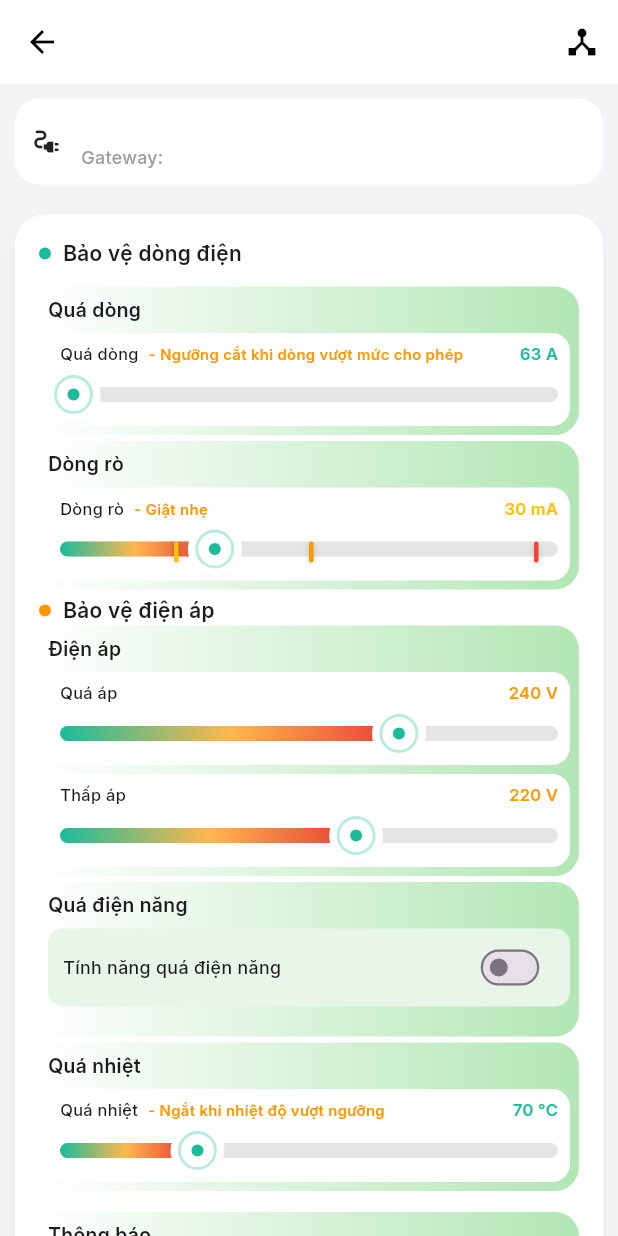
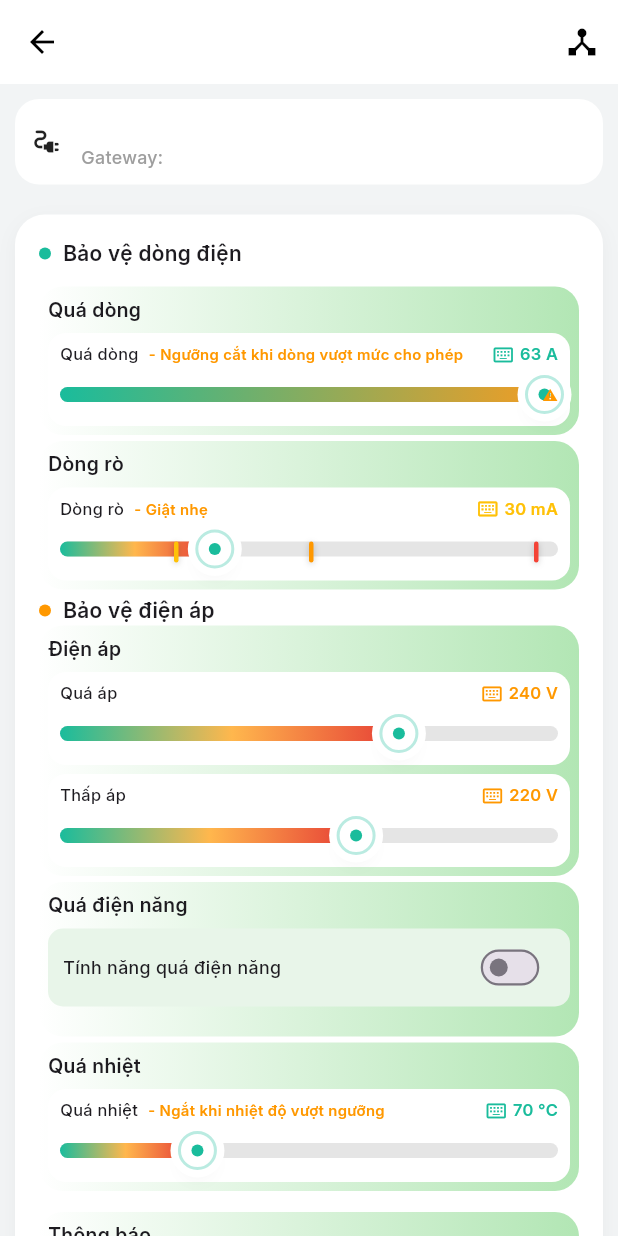
Before and after one commit to Imdigitalzef279/app, a Flutter app: the SettingScreen screen opened directly with empty values, on a phone screen of 412 x 824 dp. Run offline on Flutter 3.47's test engine with Material 3 defaults, Android fonts, the phone set to English and light mode, and no system bars; our stand-ins replace bloc, cached_network_image, carousel_slider, dio, easy_localization, fl_chart and 24 more; missing offline and left inert: excel, file_selector, in_app_update, mailer, mobile_scanner, signalr_core; accounts and stored records are empty; generated files the repository leaves out were written again; network calls fail.

Commit message:
fix(setting): correct min/max thresholds (voltage, current, temperature) according to spec using % conversion

```diff
--- a/lib/presentation/screen/Electricity/automat/setting_screen.dart
+++ b/lib/presentation/screen/Electricity/automat/setting_screen.dart
@@ -79,7 +79,7 @@ class _SettingScreenState extends State<SettingScreen> {
 
     ///  Quá dòng (100% → 63A)
       case "I":
-        return 63;
+        return 0;
 
     ///  Dòng rò
       case "PARAM_LG":
@@ -107,7 +107,7 @@ class _SettingScreenState extends State<SettingScreen> {
 
     ///  Quá dòng (120% × 63)
       case "I":
-        return 76; // 75.6 làm tròn
+        return 63;
 
     ///  Dòng rò
       case "PARAM_LG":
@@ -1163,13 +1163,24 @@ class _SettingScreenState extends State<SettingScreen> {
                   max,
                   onChanged,
                 ),
-                child: Text(
+                child: Row(
+                  mainAxisSize: MainAxisSize.min,
+                  children: [
+                    Icon(
+                      Icons.keyboard_alt_outlined,
+                      size: 14,
+                      color: valueColor,
+                    ),
+                    const SizedBox(width: 4),
+                    Text(
                       "${value.toInt()} $unit",
                       style: TextStyle(
                         fontSize: 11,
                         fontWeight: FontWeight.w600,
                         color: valueColor,
                       ),
+                    ),
+                  ],
                 ),
               ),
             ],
```
Lines whose indentation alone changed are shown as unchanged.
